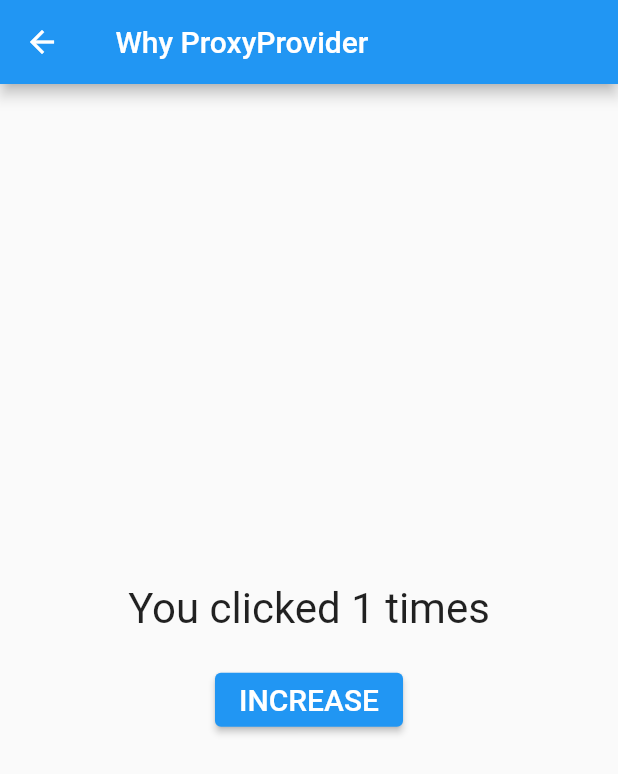
After one commit to fahmi54321/basic_provider, a Flutter app: the MultiProviders screen opened directly, after a tap on "INCREASE", on a phone screen of 412 x 824 dp. The commit adds this screen. Shown: the top 774 px of the screen. Run offline on Flutter 3.47's test engine with Material 2 defaults, Android fonts, the phone set to English and light mode, and no system bars.

Commit message:
multi provider

```diff
--- a/lib/main.dart
+++ b/lib/main.dart
@@ -1,4 +1,5 @@
 import 'package:basic_provider/create_update_proxy_provider.dart';
+import 'package:basic_provider/multi_provider.dart';
 import 'package:basic_provider/why_proxy_provider.dart';
 import 'package:flutter/material.dart';
 import 'package:provider/provider.dart';
@@ -60,12 +61,29 @@ class _MyHomePageState extends State<MyHomePage> {
               ),
               const SizedBox(height: 20.0),
               ElevatedButton(
-                //todo 1 (next create_update_proxy_provider.dart)
                 onPressed: () {
                   Navigator.push(
                     context,
                     MaterialPageRoute(
                       builder: (context) => CreateUpdateProxyProvider(),
+                    ),
+                  );
+                },
+                child: const Text(
+                  'Why\nProxyProvider',
+                  style: TextStyle(
+                    fontSize: 20.0,
+                  ),
+                ),
+              ),
+              const SizedBox(height: 20.0),
+              ElevatedButton(
+                //todo 1 (next multi_proxy_provider.dart)
+                onPressed: () {
+                  Navigator.push(
+                    context,
+                    MaterialPageRoute(
+                      builder: (context) => MultiProviders(),
                     ),
                   );
                 },
--- /dev/null
+++ b/lib/multi_provider.dart
@@ -0,0 +1,90 @@
+import 'package:flutter/material.dart';
+import 'package:provider/provider.dart';
+
+//todo 2
+class Transalations {
+  Transalations(this.value);
+  int value;
+
+  String get title => 'You clicked $value times';
+}
+
+class MultiProviders extends StatefulWidget {
+  const MultiProviders({super.key});
+
+  @override
+  State<MultiProviders> createState() => _MultiProvidersState();
+}
+
+class _MultiProvidersState extends State<MultiProviders> {
+  //todo 3
+  int counter = 0;
+
+  //todo 4
+  void increment() {
+    setState(() {
+      counter++;
+      print('counter : $counter');
+    });
+  }
+
+  @override
+  Widget build(BuildContext context) {
+    return Scaffold(
+      appBar: AppBar(
+        title: Text(' Why ProxyProvider'),
+      ),
+      body: Center(
+        child: MultiProvider(
+          //todo 7
+          providers: [
+            ProxyProvider0<int>(update: (_, __) => counter),
+            ProxyProvider<int, Transalations>(
+              update: (_, value, __) => Transalations(value),
+            ),
+          ],
+          child: Column(
+            mainAxisAlignment: MainAxisAlignment.center,
+            children: [
+              ShowTranslations(), //todo 5
+              const SizedBox(height: 20.0),
+              IncreaseButton(increment: increment), //todo 6
+            ],
+          ),
+        ),
+      ),
+    );
+  }
+}
+
+class ShowTranslations extends StatelessWidget {
+  const ShowTranslations({super.key});
+
+  @override
+  Widget build(BuildContext context) {
+    final title = context.watch<Transalations>().title; //todo 8 (finish)
+    return Text(
+      '$title',
+      style: TextStyle(fontSize: 28.0),
+    );
+  }
+}
+
+class IncreaseButton extends StatelessWidget {
+  final VoidCallback increment;
+  const IncreaseButton({
+    super.key,
+    required this.increment,
+  });
+
+  @override
+  Widget build(BuildContext context) {
+    return ElevatedButton(
+      onPressed: increment,
+      child: const Text(
+        'INCREASE',
+        style: TextStyle(fontSize: 20.0),
+      ),
+    );
+  }
+}
```
